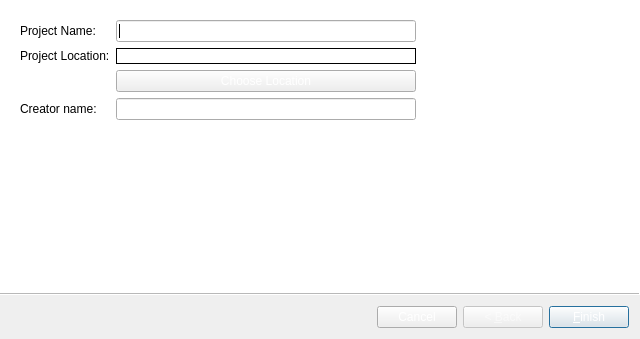
Before: the Qt Designer form RTIe/RTIe_builder/project_Wizard.ui in Super-SaiyanSandwich/ECMM427, drawn with Qt 5.
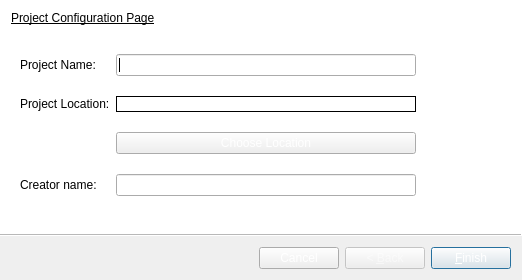
After: the same form once the commit is applied.

Commit message:
wizard size & fitter executables selection
Changed filter on export page to include any executable.

set new project wizard to have a fixed size (fixes weird sizing errors)

The edit to the form file:
```diff
--- a/RTIe/RTIe_builder/project_Wizard.ui
+++ b/RTIe/RTIe_builder/project_Wizard.ui
@@ -9,10 +9,22 @@
    <rect>
     <x>0</x>
     <y>0</y>
-    <width>640</width>
-    <height>339</height>
+    <width>522</width>
+    <height>280</height>
    </rect>
   </property>
+  <property name="minimumSize">
+   <size>
+    <width>522</width>
+    <height>280</height>
+   </size>
+  </property>
+  <property name="maximumSize">
+   <size>
+    <width>522</width>
+    <height>280</height>
+   </size>
+  </property>
   <property name="palette">
    <palette>
     <active>
@@ -71,52 +83,50 @@
   <widget class="QWizardPage" name="wizardPage1">
    <layout class="QFormLayout" name="formLayout_2">
     <item row="0" column="0">
+     <widget class="QLabel" name="label">
+      <property name="font">
+       <font>
+        <weight>50</weight>
+        <italic>false</italic>
+        <bold>false</bold>
+        <underline>true</underline>
+       </font>
+      </property>
+      <property name="text">
+       <string>Project Configuration Page</string>
+      </property>
+     </widget>
+    </item>
+    <item row="1" column="0">
      <widget class="QWidget" name="formWidget" native="true">
-      <layout class="QFormLayout" name="formLayout">
-       <property name="labelAlignment">
-        <set>Qt::AlignLeading|Qt::AlignLeft|Qt::AlignTop</set>
-       </property>
-       <item row="0" column="0">
-        <widget class="QLabel" name="label_1">
-         <property name="text">
-          <string>Project Name:</string>
-         </property>
-        </widget>
-       </item>
-       <item row="0" column="1">
+      <property name="sizePolicy">
+       <sizepolicy hsizetype="Expanding" vsizetype="Expanding">
+        <horstretch>0</horstretch>
+        <verstretch>0</verstretch>
+       </sizepolicy>
+      </property>
+      <layout class="QGridLayout" name="gridLayout">
+       <item row="1" column="1">
         <widget class="QLineEdit" name="project_Name_Line_Edit"/>
        </item>
-       <item row="1" column="0">
+       <item row="2" column="0">
         <widget class="QLabel" name="label_2">
          <property name="text">
           <string>Project Location:</string>
          </property>
         </widget>
        </item>
-       <item row="2" column="1">
-        <widget class="QPushButton" name="choose_Dialog">
-         <property name="sizePolicy">
-          <sizepolicy hsizetype="Preferred" vsizetype="Maximum">
-           <horstretch>0</horstretch>
-           <verstretch>0</verstretch>
-          </sizepolicy>
-         </property>
+       <item row="1" column="0">
+        <widget class="QLabel" name="label_1">
          <property name="text">
-          <string>Choose Location</string>
+          <string>Project Name:</string>
          </property>
         </widget>
        </item>
-       <item row="3" column="0">
-        <widget class="QLabel" name="label_3">
-         <property name="text">
-          <string>Creator name:</string>
-         </property>
-        </widget>
-       </item>
-       <item row="3" column="1">
+       <item row="4" column="1">
         <widget class="QLineEdit" name="editor_Name"/>
        </item>
-       <item row="1" column="1">
+       <item row="2" column="1">
         <widget class="QLabel" name="path_Placeholder">
          <property name="sizePolicy">
           <sizepolicy hsizetype="Expanding" vsizetype="Maximum">
@@ -144,6 +154,26 @@
          </property>
         </widget>
        </item>
+       <item row="3" column="1">
+        <widget class="QPushButton" name="choose_Dialog">
+         <property name="sizePolicy">
+          <sizepolicy hsizetype="Preferred" vsizetype="Maximum">
+           <horstretch>0</horstretch>
+           <verstretch>0</verstretch>
+          </sizepolicy>
+         </property>
+         <property name="text">
+          <string>Choose Location</string>
+         </property>
+        </widget>
+       </item>
+       <item row="4" column="0">
+        <widget class="QLabel" name="label_3">
+         <property name="text">
+          <string>Creator name:</string>
+         </property>
+        </widget>
+       </item>
       </layout>
      </widget>
     </item>
```
The commit also changes 1 other file.
